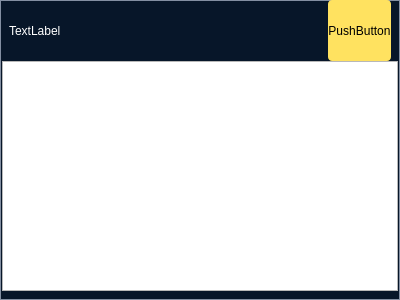
First picture: the form in tasklist/widgettasklist.ui, repository LongyuHe1990/AgvMonitor, before the edit.
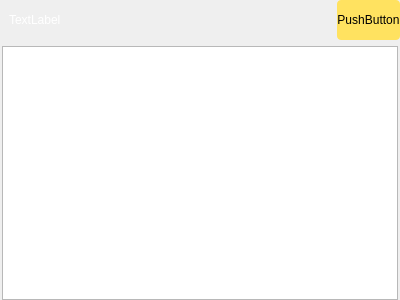
Second picture: the form after the edit. Icons and pictures are not drawn.

Diff of the .ui file:
```diff
--- a/tasklist/widgettasklist.ui
+++ b/tasklist/widgettasklist.ui
@@ -32,9 +32,9 @@
    <item row="0" column="0">
     <widget class="QWidget" name="widget_9" native="true">
      <property name="styleSheet">
-      <string notr="true">#widget_9{background-color:rgb(7,22,41);border:0.5px solid #838fa2;}</string>
+      <string notr="true">#widget_9{background-color:rgba(255,255,255, 0);border:none;}</string>
      </property>
-     <layout class="QVBoxLayout" name="verticalLayout_7" stretch="34,127">
+     <layout class="QVBoxLayout" name="verticalLayout_7" stretch="56,7,352">
       <property name="spacing">
        <number>0</number>
       </property>
@@ -48,7 +48,7 @@
        <number>0</number>
       </property>
       <property name="bottomMargin">
-       <number>9</number>
+       <number>0</number>
       </property>
       <item>
        <widget class="QWidget" name="widget_2" native="true">
@@ -56,7 +56,7 @@
          <string notr="true">#widget_2{border-image: url(:/image/home_all/kuan_chang_ copy.png);}
 </string>
         </property>
-        <layout class="QHBoxLayout" name="horizontalLayout_2" stretch="96,312,70">
+        <layout class="QHBoxLayout" name="horizontalLayout_2" stretch="96,312,0">
          <property name="spacing">
           <number>0</number>
          </property>
@@ -67,7 +67,7 @@
           <number>0</number>
          </property>
          <property name="rightMargin">
-          <number>9</number>
+          <number>0</number>
          </property>
          <property name="bottomMargin">
           <number>0</number>
@@ -109,20 +109,44 @@
             <cursorShape>PointingHandCursor</cursorShape>
            </property>
            <property name="styleSheet">
-            <string notr="true">QPushButton{color: rgb(0, 0, 0);background-color: rgb(255, 226, 96);border:none;border-radius:4px;}</string>
+            <string notr="true">QPushButton{background-color: rgb(255, 226, 96);
+color: rgb(0, 0, 0);border-radius:4px;border:none;}
+QPushButton::hover{background-color: rgba(43, 235, 182, 0.2);
+color: rgb(43, 235, 182);border-radius:4px;border:1px solid #2bebb6;}
+QPushButton::pressed{background-color: rgba(43, 235, 182, 0.2);
+color: rgb(43, 235, 182);border-radius:4px;border:1px solid #2bebb6;}</string>
            </property>
            <property name="text">
             <string>PushButton</string>
            </property>
            <property name="icon">
             <iconset resource="../image.qrc">
-             <normaloff>:/image/home/add_icon.png</normaloff>:/image/home/add_icon.png</iconset>
+             <normaloff>:/image/home/add_icon2.png</normaloff>:/image/home/add_icon2.png</iconset>
+           </property>
+           <property name="iconSize">
+            <size>
+             <width>24</width>
+             <height>24</height>
+            </size>
            </property>
           </widget>
          </item>
         </layout>
        </widget>
       </item>
+      <item>
+       <spacer name="verticalSpacer">
+        <property name="orientation">
+         <enum>Qt::Vertical</enum>
+        </property>
+        <property name="sizeHint" stdset="0">
+         <size>
+          <width>20</width>
+          <height>40</height>
+         </size>
+        </property>
+       </spacer>
+      </item>
       <item>
        <layout class="QHBoxLayout" name="horizontalLayout" stretch="3,494,3">
         <item>
```
